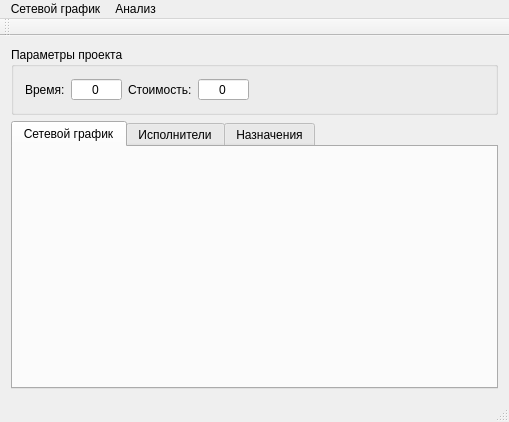
This is NetworkCalc/mainwindow.ui in io2357911/NetworkPlanning as Qt 5 draws it before an edit. The edited form follows.
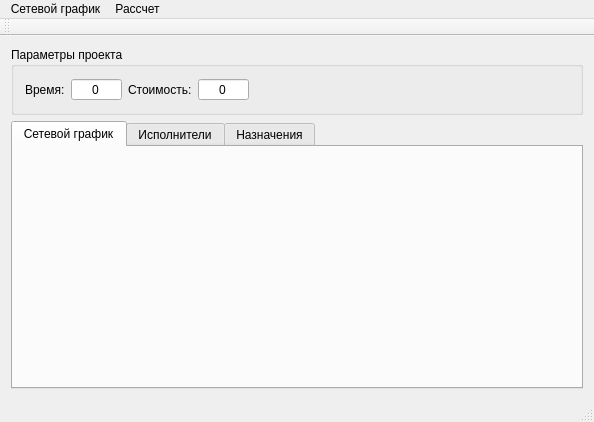
This is the edited form. Custom widgets are drawn as their Qt base class.

Commit message: Добавлен рассчет времени/стоимости

```diff
--- a/NetworkCalc/mainwindow.ui
+++ b/NetworkCalc/mainwindow.ui
@@ -6,7 +6,7 @@
    <rect>
     <x>0</x>
     <y>0</y>
-    <width>509</width>
+    <width>594</width>
     <height>422</height>
    </rect>
   </property>
@@ -127,13 +127,13 @@
     <rect>
      <x>0</x>
      <y>0</y>
-     <width>509</width>
+     <width>594</width>
      <height>26</height>
     </rect>
    </property>
    <widget class="QMenu" name="menu">
     <property name="title">
-     <string>Анализ</string>
+     <string>Рассчет</string>
     </property>
     <addaction name="aComputeNetworkGraph"/>
    </widget>
```
Left out of the diff: 18 changed lines with no effect on the pictures. The commit also changes 9 other files.
